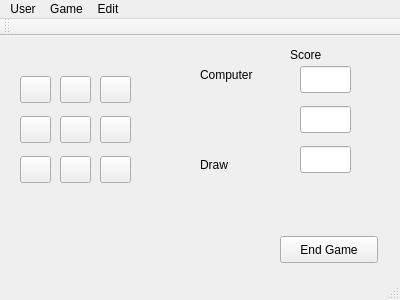
First picture: the form in mainwindow.ui, repository sasmitman/ECE3574HW4, before the edit.
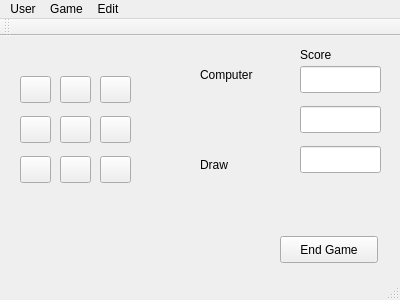
Second picture: the form after the edit. The open tabs and pages were chosen to show the change.

Patch:
```diff
--- a/mainwindow.ui
+++ b/mainwindow.ui
@@ -487,7 +487,7 @@
      <widget class="QLabel" name="label">
       <property name="geometry">
        <rect>
-        <x>290</x>
+        <x>300</x>
         <y>10</y>
         <width>66</width>
         <height>17</height>
@@ -514,7 +514,7 @@
       <property name="geometry">
        <rect>
         <x>200</x>
-        <y>80</y>
+        <y>75</y>
         <width>71</width>
         <height>20</height>
        </rect>
@@ -541,7 +541,7 @@
        <rect>
         <x>300</x>
         <y>30</y>
-        <width>51</width>
+        <width>81</width>
         <height>27</height>
        </rect>
       </property>
@@ -551,7 +551,7 @@
        <rect>
         <x>300</x>
         <y>70</y>
-        <width>51</width>
+        <width>81</width>
         <height>27</height>
        </rect>
       </property>
@@ -561,7 +561,7 @@
        <rect>
         <x>300</x>
         <y>110</y>
-        <width>51</width>
+        <width>81</width>
         <height>27</height>
        </rect>
       </property>
```
Left out of the diff: 2 changed lines with no effect on the pictures.
